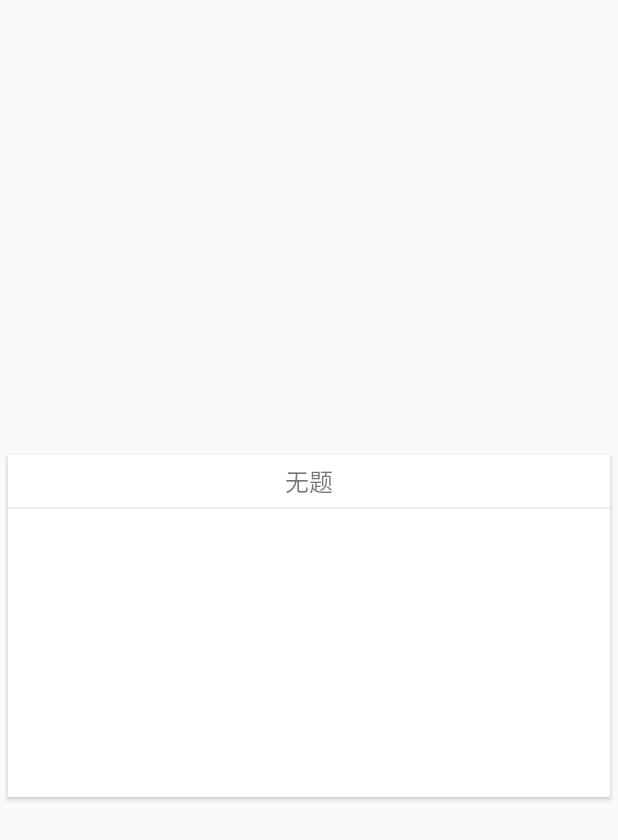
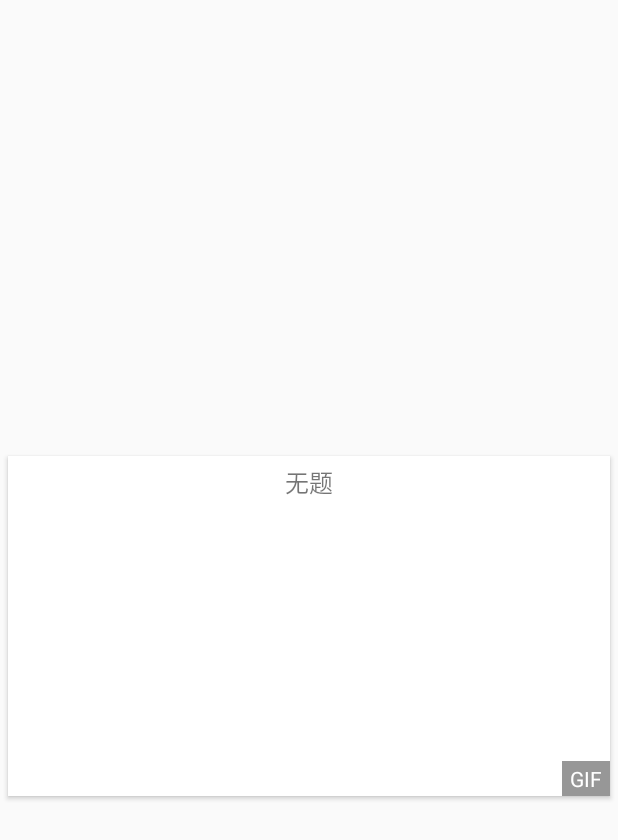
Before and after one commit to halimacc/Meipintu, an Android app: the layout item_meipin.xml on its own in the app's theme, with its tools: preview values and no code run, on a phone screen of 412 x 824 dp. Shown: the top 840 px of the screen. Run offline under Robolectric (Android 15) with nearby library versions, the phone set to English and light mode, and no system bars; plain views replace SimpleDraweeView.

Commit message:
adding gif hint on right bottom of picture

```diff
--- a/meipintu/src/main/java/me/chong/meipintu/ui/PictureActivity.java
+++ b/meipintu/src/main/java/me/chong/meipintu/ui/PictureActivity.java
@@ -38,7 +38,7 @@ public class PictureActivity extends AppCompatActivity {
         MeipinItem item = GsonUtil.fromJson(getIntent().getStringExtra(ARG_MEIPIN_ITEM), MeipinItem.class);
 
         DraweeController ctrl = Fresco.newDraweeControllerBuilder()
-                .setUri(Uri.parse(item.pictureUri))
+                .setUri(Uri.parse(item.uri))
                 .setAutoPlayAnimations(true)
                 .build();
 
@@ -49,7 +49,6 @@ public class PictureActivity extends AppCompatActivity {
 
         sdv_picture.setController(ctrl);
         sdv_picture.setHierarchy(hierarchy);
-
     }
 
 }
--- a/meipintu/src/main/java/me/chong/meipintu/ui/adapter/MeipinItemAdapter.java
+++ b/meipintu/src/main/java/me/chong/meipintu/ui/adapter/MeipinItemAdapter.java
@@ -52,8 +52,9 @@ public class MeipinItemAdapter extends RecyclerView.Adapter<MeipinItemAdapter.Vi
         if (!isFooter(position)) {
             MeipinItem item = mItems.get(position);
             holder.tv_title.setText(item.title);
-            holder.sdv_picture.setImageURI(Uri.parse(item.pictureUri));
+            holder.sdv_picture.setImageURI(Uri.parse(item.thumbnailUri));
             holder.itemView.setTag(R.id.tag_key, item);
+            holder.tv_picture_hint.setVisibility(item.isGif ? View.VISIBLE : View.GONE);
         }
     }
 
@@ -111,6 +112,7 @@ public class MeipinItemAdapter extends RecyclerView.Adapter<MeipinItemAdapter.Vi
         public boolean isFooter;
         public SimpleDraweeView sdv_picture;
         public TextView tv_title;
+        public TextView tv_picture_hint;
 
         public ViewHolder(boolean isFooter, View itemView) {
             super(itemView);
@@ -119,6 +121,7 @@ public class MeipinItemAdapter extends RecyclerView.Adapter<MeipinItemAdapter.Vi
                 tv_title = (TextView) itemView.findViewById(R.id.tv_title);
                 sdv_picture = (SimpleDraweeView) itemView.findViewById(R.id.sdv_picture);
                 sdv_picture.getHierarchy().setProgressBarImage(new ProgressBarDrawable());
+                tv_picture_hint = (TextView) itemView.findViewById(R.id.tv_picture_hint);
             }
         }
     }
--- a/meipintu/src/main/res/layout/item_meipin.xml
+++ b/meipintu/src/main/res/layout/item_meipin.xml
@@ -11,32 +11,41 @@
     android:layout_marginTop="5dp"
     card_view:cardCornerRadius="0dp">
 
-    <LinearLayout
+    <RelativeLayout
         android:layout_width="match_parent"
-        android:layout_height="wrap_content"
-        android:orientation="vertical">
+        android:layout_height="wrap_content">
 
         <TextView
             android:id="@+id/tv_title"
-            android:layout_width="wrap_content"
+            android:layout_width="match_parent"
             android:layout_height="wrap_content"
-            android:layout_gravity="center_horizontal"
+            android:gravity="center"
             android:padding="5dp"
             android:text="@string/title_no_name"
             android:textSize="16sp" />
-
-        <View
-            android:layout_width="match_parent"
-            android:layout_height="1dp"
-            android:background="#eeeeee" />
 
         <com.facebook.drawee.view.SimpleDraweeView
             android:id="@+id/sdv_picture"
             android:layout_width="match_parent"
             android:layout_height="192dp"
+            android:layout_below="@id/tv_title"
             android:layout_gravity="center_horizontal"
             fresco:placeholderImage="@drawable/loading_roller" />
 
-    </LinearLayout>
+        <TextView
+            android:id="@+id/tv_picture_hint"
+            android:layout_width="wrap_content"
+            android:layout_height="wrap_content"
+            android:layout_alignBottom="@id/sdv_picture"
+            android:layout_alignRight="@id/sdv_picture"
+            android:background="@color/apparent_primary_gray"
+            android:paddingBottom="@dimen/text_vertical_margin"
+            android:paddingLeft="@dimen/text_horizontal_margin"
+            android:paddingRight="@dimen/text_horizontal_margin"
+            android:paddingTop="@dimen/text_vertical_margin"
+            android:text="@string/text_gif"
+            android:textColor="@android:color/white" />
+
+    </RelativeLayout>
 
 </android.support.v7.widget.CardView>
--- a/meipintu/src/main/res/values/colors.xml
+++ b/meipintu/src/main/res/values/colors.xml
@@ -1,4 +1,5 @@
 <?xml version="1.0" encoding="utf-8"?>
 <resources>
     <color name="primary_gray">#3c3c3c</color>
+    <color name="apparent_primary_gray">#883c3c3c</color>
 </resources>
--- a/meipintu/src/main/res/values/dimens.xml
+++ b/meipintu/src/main/res/values/dimens.xml
@@ -4,4 +4,7 @@
     <dimen name="activity_vertical_margin">16dp</dimen>
     <dimen name="fab_margin">16dp</dimen>
 
+    <dimen name="text_horizontal_margin">5dp</dimen>
+    <dimen name="text_vertical_margin">2dp</dimen>
+
 </resources>
--- a/meipintu/src/main/res/values/strings.xml
+++ b/meipintu/src/main/res/values/strings.xml
@@ -12,6 +12,8 @@
     <string name="title_load_more">加载更多</string>
     <string name="title_activity_picture">PictureActivity</string>
 
+    <string name="text_gif">GIF</string>
+
     <item name="tag_key" type="id" />
 
 </resources>
```
Also changed, not shown: meipintu/src/main/java/me/chong/meipintu/model/MeipinItem.java (+15 -8 lines).
